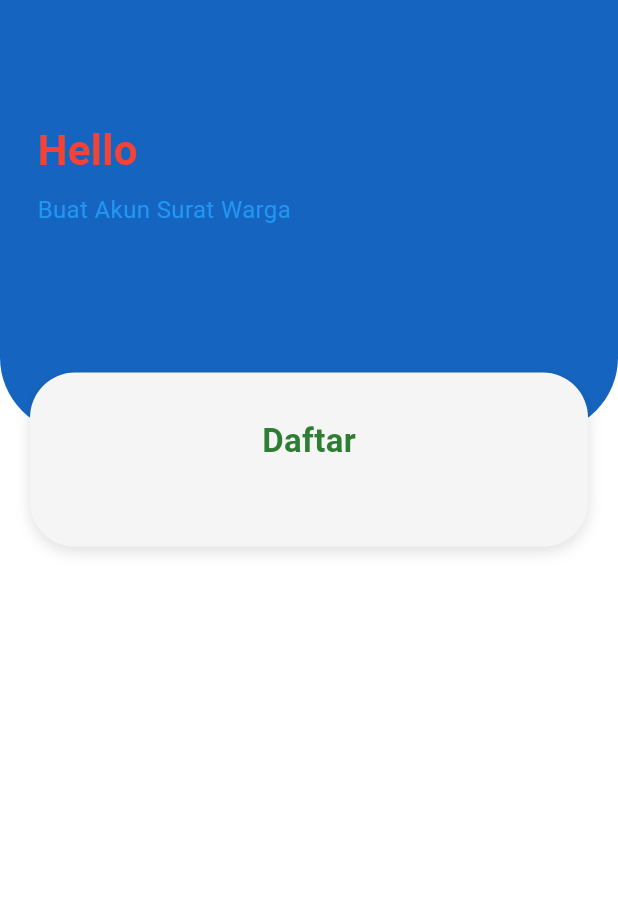
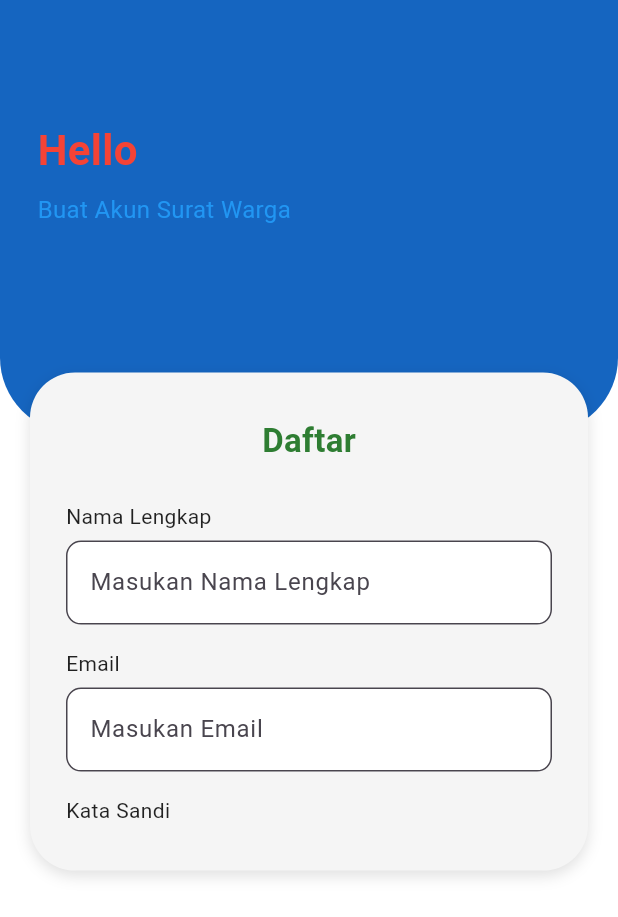
Before and after one commit to UlfiatulRosida/project_tim, a Flutter app: the RegisterPage screen opened by its route, on a phone screen of 412 x 824 dp. Shown: the top 917 px of the screen. Run offline on Flutter 3.47's test engine with Material 3 defaults, Android fonts, the phone set to English and light mode, and no system bars; our stand-ins replace shared_preferences; accounts and stored records are empty.

Commit message:
Menambahkan form nama lengkap, email, dan label kata sandi pada halaman register

```diff
--- a/lib/pages/register_page.dart
+++ b/lib/pages/register_page.dart
@@ -127,6 +127,46 @@ class _RegisterPageState extends State<RegisterPage> {
                     ),
                   ),
                   const SizedBox(height: 25),
+                  const Text('Nama Lengkap',
+                      style: TextStyle(fontSize: 14, color: Colors.black87)),
+                  const SizedBox(height: 6),
+                  TextFormField(
+                    controller: _namaController,
+                    decoration: InputDecoration(
+                      hintText: 'Masukan Nama Lengkap',
+                      filled: true,
+                      fillColor: Colors.white,
+                      border: OutlineInputBorder(
+                          borderRadius: BorderRadius.circular(10)),
+                    ),
+                    validator: (value) => value == null || value.isEmpty
+                        ? 'Nama Wajib diisi'
+                        : null,
+                  ),
+                  const SizedBox(height: 16),
+                  const Text('Email',
+                      style: TextStyle(fontSize: 14, color: Colors.black87)),
+                  const SizedBox(height: 6),
+                  TextFormField(
+                    controller: _emailController,
+                    decoration: InputDecoration(
+                      hintText: 'Masukan Email',
+                      filled: true,
+                      fillColor: Colors.white,
+                      border: OutlineInputBorder(
+                          borderRadius: BorderRadius.circular(10)),
+                    ),
+                    validator: (value) {
+                      if (value == null || value.isEmpty) {
+                        return 'Email wajib diisi';
+                      }
+                      if (!value.contains('@')) return 'Email tidak Valid';
+                      return null;
+                    },
+                  ),
+                  const SizedBox(height: 16),
+                  const Text('Kata Sandi',
+                      style: TextStyle(fontSize: 14, color: Colors.black87)),
                 ],
               ),
             ),
```
